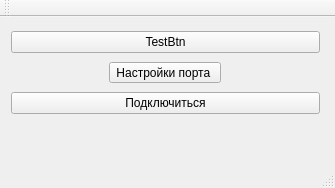
The window that src/app/mainwindow.ui (Muzalevsky/adaptive_backlight) describes before a commit, drawn with Qt 5.
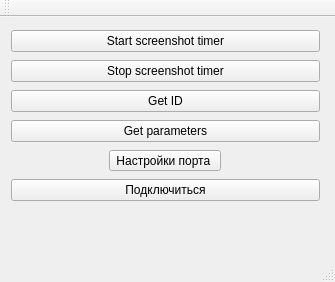
The same window after the commit.

Patch:
```diff
--- a/src/app/mainwindow.ui
+++ b/src/app/mainwindow.ui
@@ -7,7 +7,7 @@
     <x>0</x>
     <y>0</y>
     <width>335</width>
-    <height>188</height>
+    <height>282</height>
    </rect>
   </property>
   <property name="windowTitle">
@@ -20,14 +20,35 @@
       <x>0</x>
       <y>0</y>
       <width>331</width>
-      <height>111</height>
+      <height>201</height>
      </rect>
     </property>
     <layout class="QVBoxLayout" name="verticalLayout">
      <item>
       <widget class="QPushButton" name="screenShotButton">
        <property name="text">
-        <string>TestBtn</string>
+        <string>Start screenshot timer</string>
+       </property>
+      </widget>
+     </item>
+     <item>
+      <widget class="QPushButton" name="stopTimerButton">
+       <property name="text">
+        <string>Stop screenshot timer</string>
+       </property>
+      </widget>
+     </item>
+     <item>
+      <widget class="QPushButton" name="getIdButton">
+       <property name="text">
+        <string>Get ID</string>
+       </property>
+      </widget>
+     </item>
+     <item>
+      <widget class="QPushButton" name="getParamsButton">
+       <property name="text">
+        <string>Get parameters</string>
        </property>
       </widget>
      </item>
```
Left out of the diff: 4 changed lines with no effect on the pictures.
